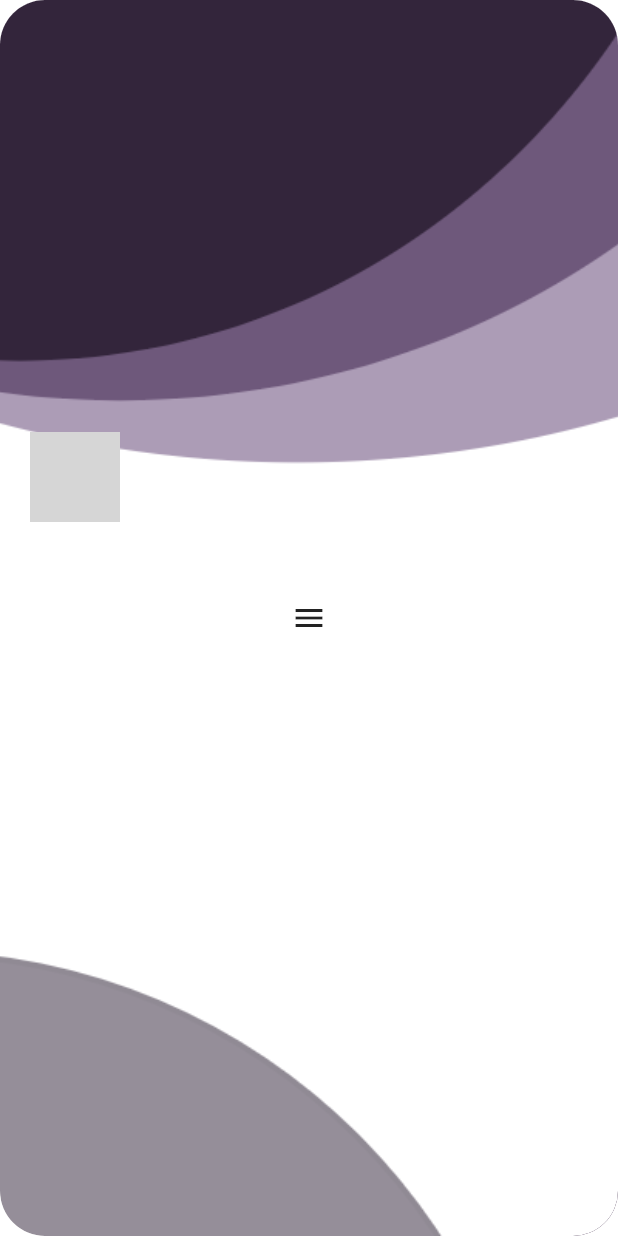
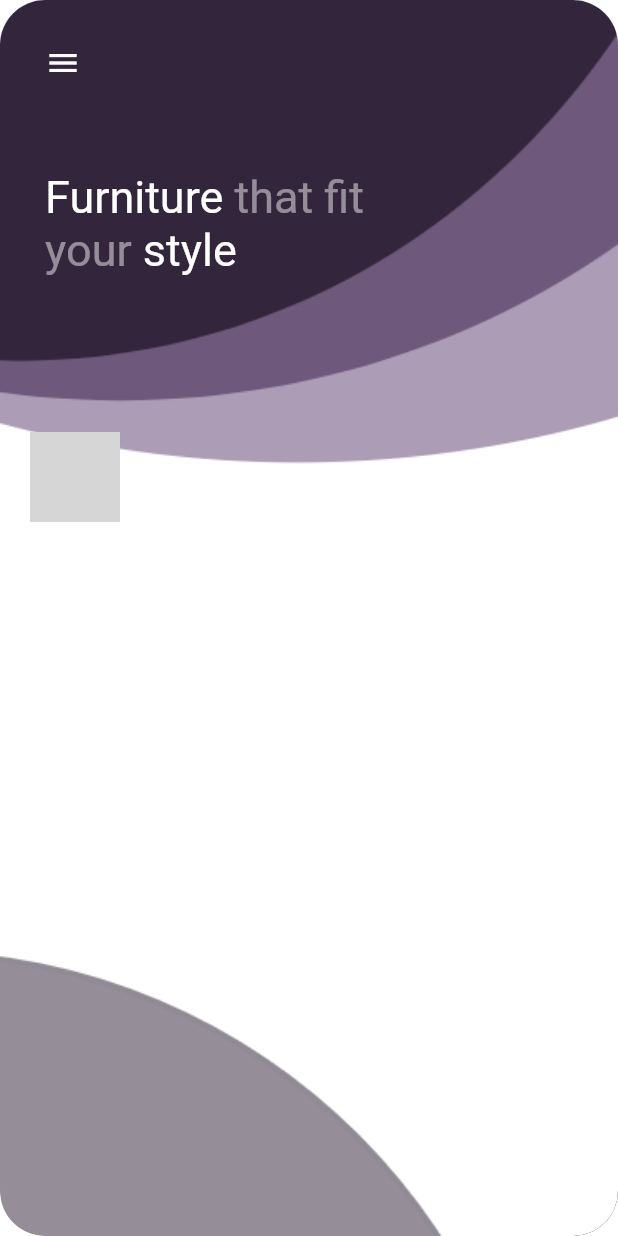
Before and after one commit to fdoyle/flutter-furniture-nav-drawer, a Flutter app: the screen it shows after launch, on a phone screen of 412 x 824 dp. Run offline on Flutter 3.47's test engine with Material 2 defaults, Android fonts, the phone set to English and light mode, and no system bars; network calls fail; grey boxes are pictures that could not be loaded.

Commit message:
make each page unique

```diff
--- a/lib/main.dart
+++ b/lib/main.dart
@@ -5,7 +5,6 @@ void main() => runApp(MyApp());
 double borderRadius = 30;
 
 class MyApp extends StatelessWidget {
-  // This widget is the root of your application.
   @override
   Widget build(BuildContext context) {
     return MaterialApp(
@@ -21,18 +20,11 @@ class MyApp extends StatelessWidget {
 }
 
 Map<String, Widget> navMenuItems = Map()
+  ..putIfAbsent("Home", () => Page("Home", "assets/foreground.png"))
   ..putIfAbsent(
-      "Home",
-          () => Page("Home",
-          "https://images.saatchiart.com/saatchi/927428/art/4515977/3585817-WZEPJOJM-7.jpg"))
+      "Furniture", () => Page("Furniture", "assets/foreground-blue.png"))
   ..putIfAbsent(
-      "Furniture",
-          () => Page("Furniture",
-          "https://cdn.shopify.com/s/files/1/1083/5404/products/101606_1024x1024.jpg?v=1479668978"))
-  ..putIfAbsent(
-      "Delivery",
-          () => Page("Furniture",
-          "https://images1.novica.net/pictures/27/p345037_2a.jpg"));
+      "Delivery", () => Page("Delivery", "assets/foreground-pink.png"));
 
 class NavDrawer extends StatefulWidget {
   @override
@@ -55,7 +47,7 @@ class _NavDrawerState extends State<StatefulWidget>
   void initState() {
     super.initState();
     controller = AnimationController(
-        duration: const Duration(milliseconds: 300), vsync: this);
+        duration: const Duration(milliseconds: 1000), vsync: this);//this is super long just to show the animation
     final Animation ease =
         CurvedAnimation(parent: controller, curve: Curves.easeInOutSine);
     animation = Tween<double>(begin: 0, end: 1).animate(ease)
@@ -106,15 +98,18 @@ class _NavDrawerState extends State<StatefulWidget>
             if (!changingPages)
               CurrentPageTransform(animation.value, child: currentPageWidget)
             else ...[
+              OldPageLeavingTransform(animation.value,
+                  child: leavingPageWidget),
               NewPageEnteringTransform(animation.value,
                   child: currentPageWidget),
-    OldPageLeavingTransform(animation.value,
-    child: leavingPageWidget),
             ]
           ])),
     );
   }
 }
+
+final fullyOpenTranslationX = 150;
+final fullyOpenRotation = -10 / 180 * 3.14;
 
 class CurrentPageTransform extends StatelessWidget {
   final double delta;
@@ -125,9 +120,9 @@ class CurrentPageTransform extends StatelessWidget {
   @override
   Widget build(BuildContext context) {
     return Transform.translate(
-        offset: Offset(180 * delta, 0),
+        offset: Offset(fullyOpenTranslationX * delta, 0),
         child: Transform.rotate(
-            angle: -10 / 180 * 3.14 * delta,
+            angle: fullyOpenRotation * delta,
             child: Transform.scale(scale: 1 - 0.2 * delta, child: child)));
   }
 }
@@ -141,9 +136,9 @@ class OldPageLeavingTransform extends StatelessWidget {
   @override
   Widget build(BuildContext context) {
     return Transform.translate(
-        offset: Offset(180 + (1 - delta) * 500, 0),
+        offset: Offset(fullyOpenTranslationX + (1 - delta) * 500, 0),
         child: Transform.rotate(
-            angle: -10 / 180 * 3.14,
+            angle: fullyOpenRotation,
             child:
                 Transform.scale(scale: 0.8 - 0.3 * (1 - delta), child: child)));
   }
@@ -160,7 +155,7 @@ class NewPageEnteringTransform extends StatelessWidget {
     return Transform.translate(
         offset: Offset(500 * delta, 0),
         child: Transform.rotate(
-            angle: -10 / 180 * 3.14 * delta,
+            angle: fullyOpenRotation * delta,
             child: Transform.scale(scale: 1 - 0.2 * delta, child: child)));
   }
 }
@@ -176,9 +171,9 @@ class NavMenuColumn extends StatelessWidget {
           children: <Widget>[
             CircleAvatar(
               radius: 30,
-          backgroundImage: NetworkImage("https://images.pexels.com/photos/736716/pexels-photo-736716.jpeg"),
+              backgroundImage: NetworkImage(
+                  "https://images.pexels.com/photos/736716/pexels-photo-736716.jpeg"),
             ),
-
             Padding(
               padding: const EdgeInsets.only(top: 10, bottom: 20),
               child: Text(
@@ -222,9 +217,9 @@ class DrawerControls extends InheritedWidget {
 
 class Page extends StatelessWidget {
   final String title;
-  final String imageUrl;
+  final String image;
 
-  Page(this.title, this.imageUrl);
+  Page(this.title, this.image);
 
   @override
   Widget build(BuildContext context) {
@@ -246,12 +241,22 @@ class Page extends StatelessWidget {
           fit: StackFit.expand,
           children: <Widget>[
 //            Image.network(imageUrl, fit: BoxFit.cover),
-            Image.asset("assets/foreground.png", fit: BoxFit.cover),
+            Image.asset(image, fit: BoxFit.cover),
+            SafeArea(
+              child: Column(
+                crossAxisAlignment: CrossAxisAlignment.start,
+                children: <Widget>[
                   IconButton(
                     icon: Icon(Icons.menu),
+                    color: Colors.white,
+                    padding: EdgeInsets.all(30),
                     onPressed: () {
                       DrawerControls.of(context).toggleDrawer();
                     },
+                  ),
+                  Padding(padding: const EdgeInsets.all(30), child: PageTitle())
+                ],
+              ),
             )
           ],
         ),
@@ -259,3 +264,22 @@ class Page extends StatelessWidget {
     );
   }
 }
+
+class PageTitle extends StatelessWidget {
+  @override
+  Widget build(BuildContext context) {
+    var highlight = TextStyle(color: Colors.white);
+    return RichText(
+      text: TextSpan(
+        // Note: Styles for TextSpans must be explicitly defined.
+        // Child text spans will inherit styles from parent
+        style: TextStyle(fontSize: 30.0, color: Colors.white.withAlpha(122)),
+        children: <TextSpan>[
+          TextSpan(text: 'Furniture', style: highlight),
+          TextSpan(text: ' that fit\nyour '),
+          TextSpan(text: 'style', style: highlight)
+        ],
+      ),
+    );
+  }
+}
--- a/pubspec.yaml
+++ b/pubspec.yaml
@@ -14,7 +14,7 @@ description: An implementation of https:&#x2F;&#x2F;dribbble.com&#x2F;shots&#x2F
 version: 1.0.0+1
 
 environment:
-  sdk: ">=2.1.0 <3.0.0"
+  sdk: ">=2.5.2 <3.0.0"
 
 dependencies:
   flutter:
```
Also changed, not shown: assets/foreground-blue.png (added), assets/foreground-pink.png (added), pubspec.lock. Lines whose indentation alone changed are shown as unchanged.
